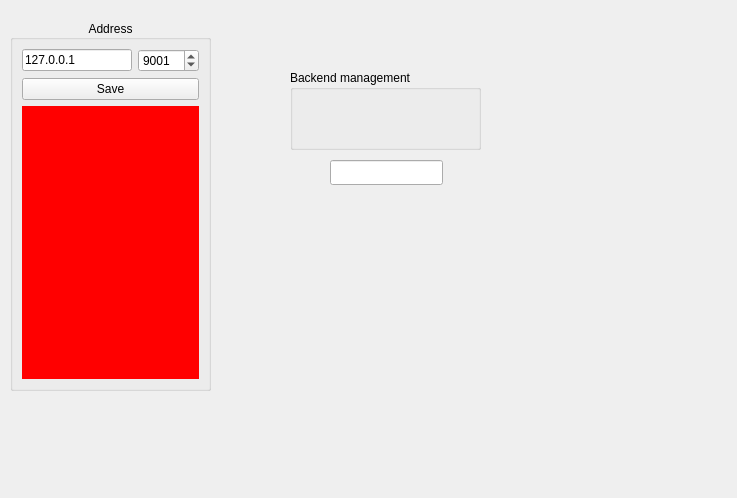
Above: Apps/ControlWindow/src/gui/widgets/aimanagerservicewidget.ui from VinTRiZz/ProjectAgency before the change. Below: the same form after it.
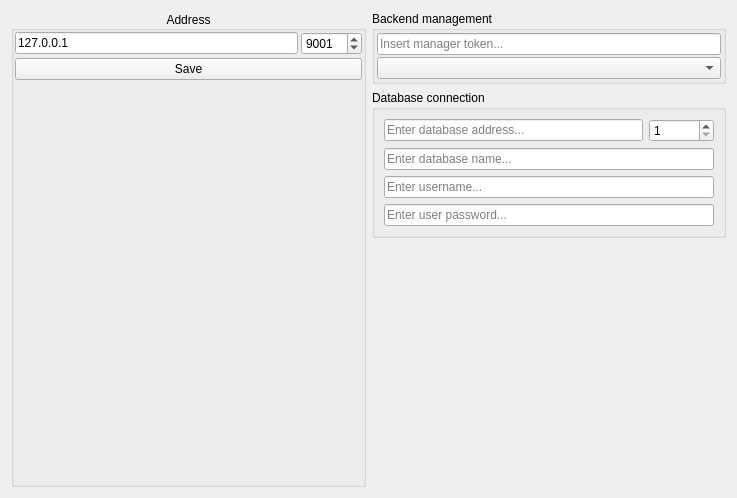
That is the form after the change. Custom widgets are drawn as their Qt base class.

Commit message: ControlWindow#feature: Carcas of AIManager service

Diff of the .ui file:
```diff
--- a/Apps/ControlWindow/src/gui/widgets/aimanagerservicewidget.ui
+++ b/Apps/ControlWindow/src/gui/widgets/aimanagerservicewidget.ui
@@ -13,38 +13,9 @@
   <property name="windowTitle">
    <string>Form</string>
   </property>
-  <widget class="QLineEdit" name="lineEdit_2">
-   <property name="geometry">
-    <rect>
-     <x>330</x>
-     <y>160</y>
-     <width>113</width>
-     <height>25</height>
-    </rect>
-   </property>
-  </widget>
-  <widget class="QGroupBox" name="groupBox">
-   <property name="geometry">
-    <rect>
-     <x>290</x>
-     <y>70</y>
-     <width>191</width>
-     <height>80</height>
-    </rect>
-   </property>
-   <property name="title">
-    <string>Backend management</string>
-   </property>
-  </widget>
+  <layout class="QGridLayout" name="gridLayout">
+   <item row="0" column="0" rowspan="3">
   <widget class="QGroupBox" name="groupBox_2">
-   <property name="geometry">
-    <rect>
-     <x>10</x>
-     <y>20</y>
-     <width>201</width>
-     <height>371</height>
-    </rect>
-   </property>
    <property name="title">
     <string>Address</string>
    </property>
@@ -52,6 +23,21 @@
     <set>Qt::AlignCenter</set>
    </property>
    <layout class="QVBoxLayout" name="verticalLayout_4" stretch="0,0,0">
+      <property name="spacing">
+       <number>3</number>
+      </property>
+      <property name="leftMargin">
+       <number>1</number>
+      </property>
+      <property name="topMargin">
+       <number>1</number>
+      </property>
+      <property name="rightMargin">
+       <number>1</number>
+      </property>
+      <property name="bottomMargin">
+       <number>1</number>
+      </property>
     <item>
      <layout class="QHBoxLayout" name="horizontalLayout">
       <item>
@@ -92,12 +78,118 @@
        </sizepolicy>
       </property>
       <property name="styleSheet">
-       <string notr="true">background-color: red;</string>
+         <string notr="true"/>
       </property>
      </widget>
     </item>
    </layout>
   </widget>
+   </item>
+   <item row="0" column="1">
+    <widget class="QGroupBox" name="groupBox">
+     <property name="title">
+      <string>Backend management</string>
+     </property>
+     <layout class="QVBoxLayout" name="verticalLayout">
+      <property name="spacing">
+       <number>2</number>
+      </property>
+      <property name="leftMargin">
+       <number>2</number>
+      </property>
+      <property name="topMargin">
+       <number>2</number>
+      </property>
+      <property name="rightMargin">
+       <number>2</number>
+      </property>
+      <property name="bottomMargin">
+       <number>2</number>
+      </property>
+      <item>
+       <widget class="QLineEdit" name="lineEditToken">
+        <property name="echoMode">
+         <enum>QLineEdit::Password</enum>
+        </property>
+        <property name="placeholderText">
+         <string>Insert manager token...</string>
+        </property>
+       </widget>
+      </item>
+      <item>
+       <widget class="QComboBox" name="comboBoxInputModel"/>
+      </item>
+     </layout>
+    </widget>
+   </item>
+   <item row="2" column="1">
+    <spacer name="verticalSpacer">
+     <property name="orientation">
+      <enum>Qt::Vertical</enum>
+     </property>
+     <property name="sizeHint" stdset="0">
+      <size>
+       <width>20</width>
+       <height>40</height>
+      </size>
+     </property>
+    </spacer>
+   </item>
+   <item row="1" column="1">
+    <widget class="QGroupBox" name="groupBox_3">
+     <property name="title">
+      <string>Database connection</string>
+     </property>
+     <layout class="QVBoxLayout" name="verticalLayout_2">
+      <item>
+       <layout class="QHBoxLayout" name="horizontalLayout_2" stretch="4,1">
+        <item>
+         <widget class="QLineEdit" name="lineEditDBAddress">
+          <property name="placeholderText">
+           <string>Enter database address...</string>
+          </property>
+         </widget>
+        </item>
+        <item>
+         <widget class="QSpinBox" name="spinBoxDBPort">
+          <property name="minimum">
+           <number>1</number>
+          </property>
+          <property name="maximum">
+           <number>65535</number>
+          </property>
+         </widget>
+        </item>
+       </layout>
+      </item>
+      <item>
+       <widget class="QLineEdit" name="lineEditDBName">
+        <property name="placeholderText">
+         <string>Enter database name...</string>
+        </property>
+       </widget>
+      </item>
+      <item>
+       <widget class="QLineEdit" name="lineEditDBUser">
+        <property name="placeholderText">
+         <string>Enter username...</string>
+        </property>
+       </widget>
+      </item>
+      <item>
+       <widget class="QLineEdit" name="lineEditDBPass">
+        <property name="echoMode">
+         <enum>QLineEdit::Password</enum>
+        </property>
+        <property name="placeholderText">
+         <string>Enter user password...</string>
+        </property>
+       </widget>
+      </item>
+     </layout>
+    </widget>
+   </item>
+  </layout>
  </widget>
  <customwidgets>
   <customwidget>
```
Lines whose indentation alone changed are shown as unchanged. The commit also changes 1 other file.
